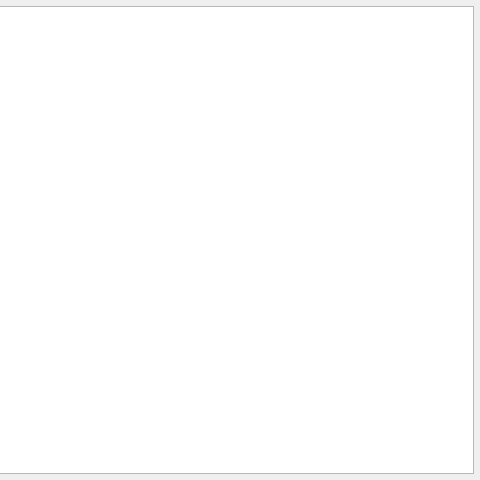
The window that ui/SensorListWidget.ui (kipr/botui) describes before a commit, drawn with Qt 5; both pictures show x 320 to 800 and y 0 to 480 of the 800 by 480 pixel window.
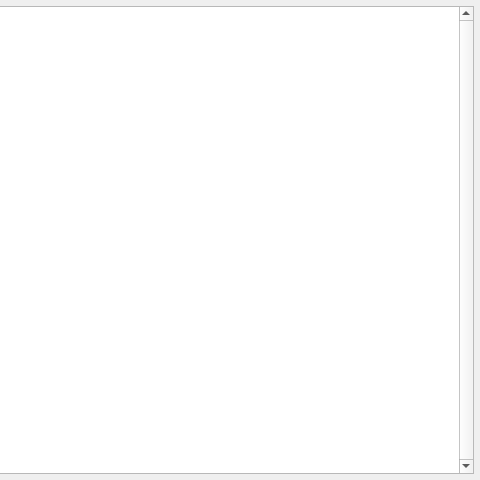
The same window after the commit.

Commit message: Adding Font Awesome Icons

```diff
--- a/ui/SensorListWidget.ui
+++ b/ui/SensorListWidget.ui
@@ -27,6 +27,18 @@
        <pointsize>22</pointsize>
       </font>
      </property>
+     <property name="lineWidth">
+      <number>1</number>
+     </property>
+     <property name="midLineWidth">
+      <number>0</number>
+     </property>
+     <property name="verticalScrollBarPolicy">
+      <enum>Qt::ScrollBarAlwaysOn</enum>
+     </property>
+     <property name="horizontalScrollBarPolicy">
+      <enum>Qt::ScrollBarAsNeeded</enum>
+     </property>
      <property name="editTriggers">
       <set>QAbstractItemView::NoEditTriggers</set>
      </property>
@@ -45,6 +57,15 @@
      <property name="selectionBehavior">
       <enum>QAbstractItemView::SelectRows</enum>
      </property>
+     <property name="iconSize">
+      <size>
+       <width>0</width>
+       <height>0</height>
+      </size>
+     </property>
+     <property name="textElideMode">
+      <enum>Qt::ElideRight</enum>
+     </property>
      <property name="showGrid">
       <bool>false</bool>
      </property>
```
The commit also changes 1574 other files.
